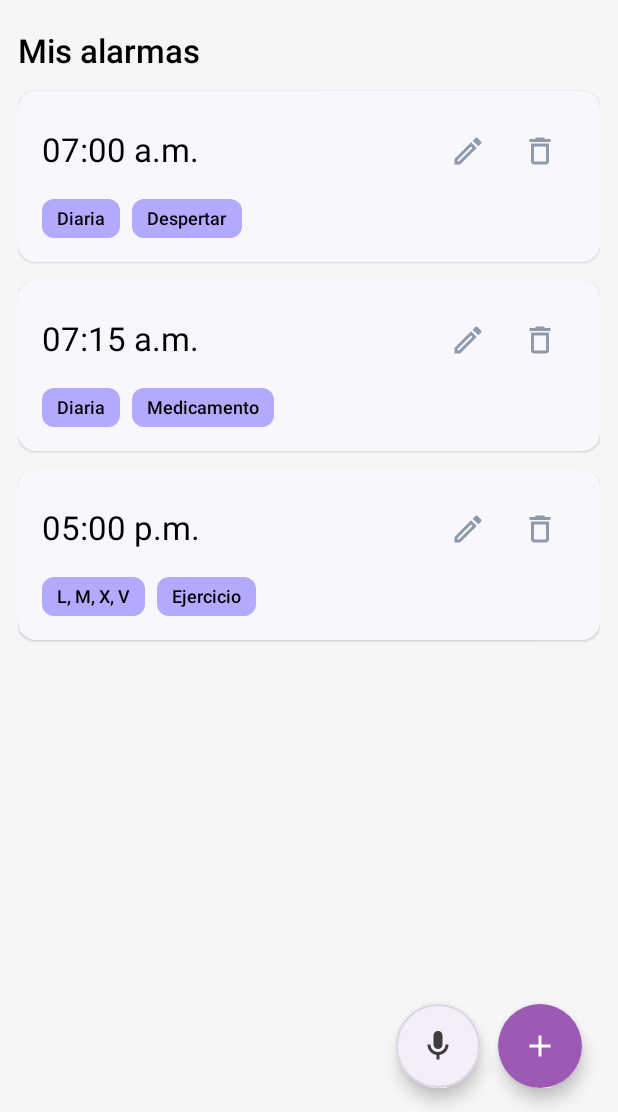
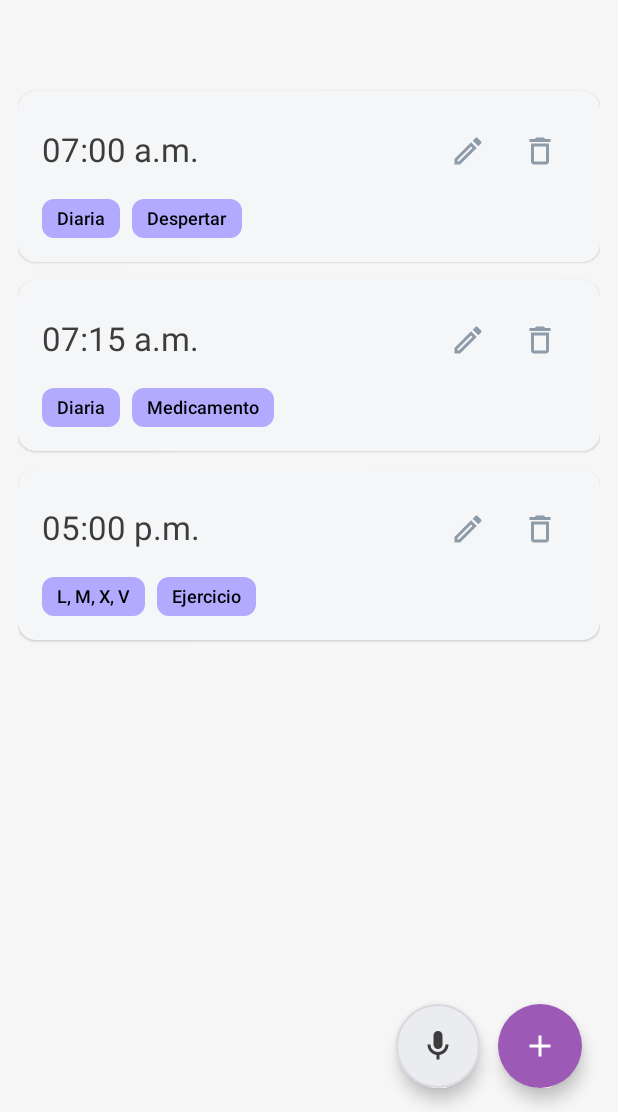
Before and after one commit to cdsuarezg/misw4302-2025-14-ailarm, an Android app built with Jetpack Compose: the screen it shows after launch (MainActivity), on a phone screen of 412 x 824 dp, the part 124-1236 px from its top. Run offline under Robolectric (Android 15) with nearby library versions, the phone set to English and light mode, and no system bars.

Commit message:
Shows header and modifies colors

```diff
--- a/mobile/app-ailarm/app/src/main/java/com/project/ailarm/ui/screens/AlarmFormScreen.kt
+++ b/mobile/app-ailarm/app/src/main/java/com/project/ailarm/ui/screens/AlarmFormScreen.kt
@@ -5,6 +5,7 @@ import androidx.compose.material3.*
 import androidx.compose.runtime.Composable
 import androidx.compose.ui.Alignment
 import androidx.compose.ui.Modifier
+import androidx.compose.ui.graphics.Color
 import androidx.compose.ui.unit.dp
 import com.project.ailarm.ui.components.Header
 
--- a/mobile/app-ailarm/app/src/main/java/com/project/ailarm/ui/theme/Color.kt
+++ b/mobile/app-ailarm/app/src/main/java/com/project/ailarm/ui/theme/Color.kt
@@ -10,3 +10,10 @@ val TitleGray = Color(0xFF3C3C3C)
 
 val White = Color(0xFFFFFFFF)
 val Black = Color(0xFF000000)
+
+/* Custom colors for Ailarm */
+val PrimaryColor = Color(0xFF3A506B)
+val SecondaryColor = Color(0xFFA29BFE)
+val AccentColor = Color(0xFF9B59B6)
+val TextColor = Color(0xFF3C3C3C)
+val BackgroundColor = Color(0xFFF6F6F6)
--- a/mobile/app-ailarm/app/src/main/java/com/project/ailarm/ui/theme/Theme.kt
+++ b/mobile/app-ailarm/app/src/main/java/com/project/ailarm/ui/theme/Theme.kt
@@ -2,16 +2,17 @@ package com.project.ailarm.ui.theme
 
 import androidx.compose.material3.*
 import androidx.compose.runtime.Composable
+import androidx.compose.ui.graphics.Color
 
 private val LightColors = lightColorScheme(
-    primary = PrimaryPurple,
-    secondary = PrimaryPurple,
-    background = Lavender,
+    primary = PrimaryColor,
+    secondary = SecondaryColor,
+    background = BackgroundColor,
     surface = White,
     onPrimary = White,
     onSecondary = White,
-    onBackground = Black,
-    onSurface = Black,
+    onBackground = BackgroundColor,
+    onSurface = TextColor,
 )
 
 @Composable
@@ -19,6 +20,6 @@ fun AilarmTheme(content: @Composable () -> Unit) {
     MaterialTheme(
         colorScheme = LightColors,
         typography = Typography,
-        content = content
+        content = content,
     )
 }
```
